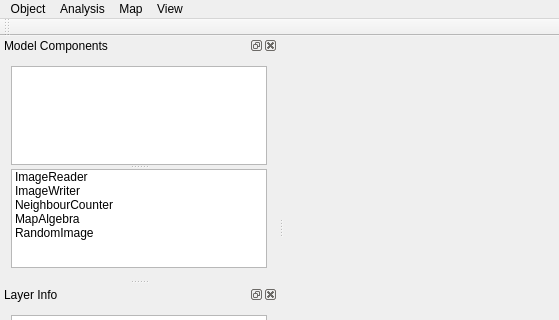
The window that gui/otbmodellerwin.ui (manaakiwhenua/LUMASS) describes before a commit, drawn with Qt 5; both pictures show x 0 to 559 and y 0 to 320 of the 559 by 484 pixel window.
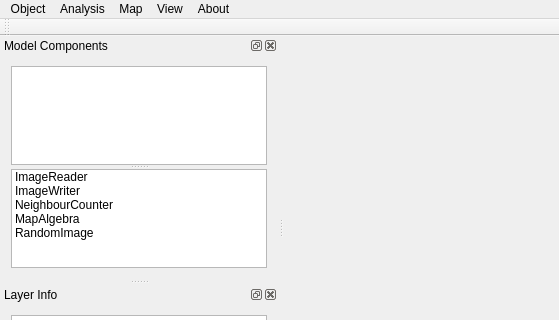
The same window after the commit. Custom widgets are drawn as their Qt base class.

Commit message: enh: Added version information      - manually: major.minor.revision (set here to: 0.8.1)      - automatic inclusion of last commit id and date of commit      - added about menu/box to main window

The edit to the form file:
```diff
--- a/gui/otbmodellerwin.ui
+++ b/gui/otbmodellerwin.ui
@@ -82,10 +82,17 @@
     <addaction name="actionComponents_View"/>
     <addaction name="actionModel_View"/>
    </widget>
+   <widget class="QMenu" name="menuAbout">
+    <property name="title">
+     <string>About</string>
+    </property>
+    <addaction name="actionLUMASS"/>
+   </widget>
    <addaction name="menuObject"/>
    <addaction name="menuMOSO"/>
    <addaction name="menu3D_Vis"/>
    <addaction name="menuView"/>
+   <addaction name="menuAbout"/>
   </widget>
   <widget class="QToolBar" name="mainToolBar">
    <attribute name="toolBarArea">
```
Left out of the diff: 5 changed lines with no effect on the pictures. The commit also changes 7 other files.
